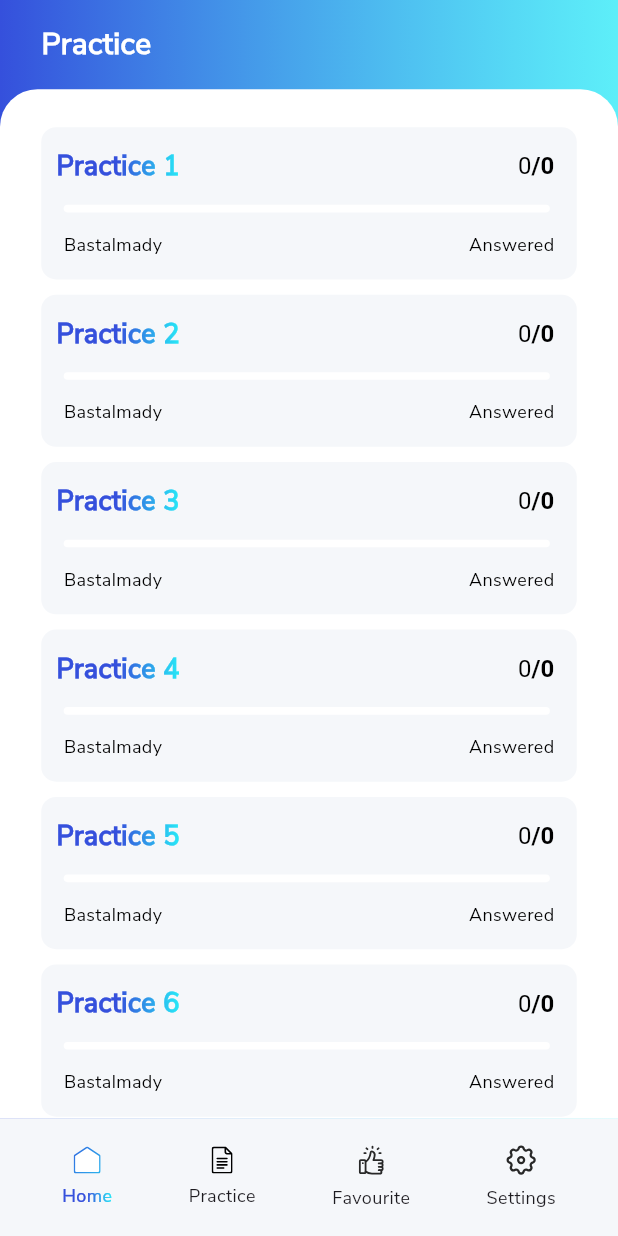
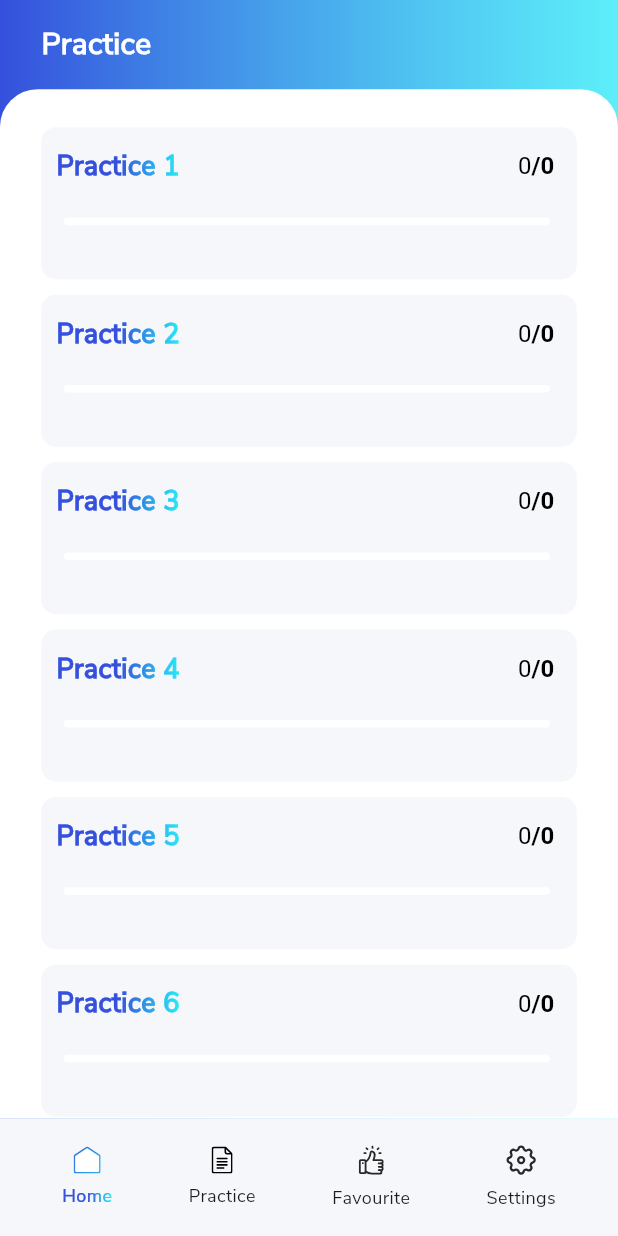
Before and after one commit to s0urav-hald3r/PDD-KZ, a Flutter app: the screen it shows after launch, swiped to page 2, on a phone screen of 412 x 824 dp. Run offline on Flutter 3.47's test engine with Material 3 defaults, Android fonts, the light colour scheme and no system bars; drawn by our look-alikes of percent_indicator, simple_gradient_text, skeletonizer; our stand-ins replace cached_network_image, flutter_svg, freezed_annotation, get, get_storage, in_app_review and 2 more; missing offline and left inert: flutter_pdfview; generated files the repository leaves out were written again; network calls fail.

Commit message:
feat(practice): enhance practice card status display with localization
- Replace static text in PracticeCard with dynamic localization for 'In Progress' and 'Answered' states
- Update LocaleController to include translations for new status messages in both English and Kazakh
- Improve user experience by reflecting real-time progress in the practice card UI

```diff
--- a/lib/components/practice_card.dart
+++ b/lib/components/practice_card.dart
@@ -115,27 +115,32 @@ class _PracticeCardState extends State<PracticeCard> {
               ],
             ),
             const Spacer(),
-            const Row(children: [
-              SizedBox(width: 15),
+            Obx(() {
+              return Row(children: [
+                const SizedBox(width: 15),
+                if (controller.questionAnswered > 0 &&
+                    !controller.isPracticeSetComplete)
                   Text(
-                'Bastalmady',
-                style: TextStyle(
+                    'In Progress'.tr,
+                    style: const TextStyle(
                       color: blackColor,
                       fontWeight: FontWeight.w500,
                       fontSize: 12,
                     ),
                   ),
-              Spacer(),
+                const Spacer(),
+                if (controller.isPracticeSetComplete)
                   Text(
-                'Answered',
-                style: TextStyle(
+                    'Answered'.tr,
+                    style: const TextStyle(
                       color: blackColor,
                       fontWeight: FontWeight.w500,
                       fontSize: 12,
                     ),
                   ),
-              SizedBox(width: 15),
-            ]),
+                const SizedBox(width: 15),
+              ]);
+            }),
             const SizedBox(height: 15),
           ]),
           Obx(() {
--- a/lib/controllers/locale_controller.dart
+++ b/lib/controllers/locale_controller.dart
@@ -20,6 +20,9 @@ class LocaleController extends GetxController implements Translations {
           'Practice': 'Practice',
           'Favourite': 'Favourite',
           'Settings': 'Settings',
+          'In Progress': 'In Progress',
+          'Answered': 'Answered',
+          'Locked': 'Locked',
           'Version': 'Version',
           'Description': 'Description',
           'PDD KZ Description':
@@ -35,6 +38,9 @@ class LocaleController extends GetxController implements Translations {
           'Practice': 'Практика',
           'Favourite': 'Бекітілген',
           'Settings': 'Баптаулар',
+          'In Progress': 'Жүргізіліп жатыр',
+          'Answered': 'Жауап берілген',
+          'Locked': 'Блокировка',
           'Version': 'Нұсқасы',
           'Description': 'Сипаттама',
           'PDD KZ Description':
```
Lines whose indentation alone changed are shown as unchanged.
